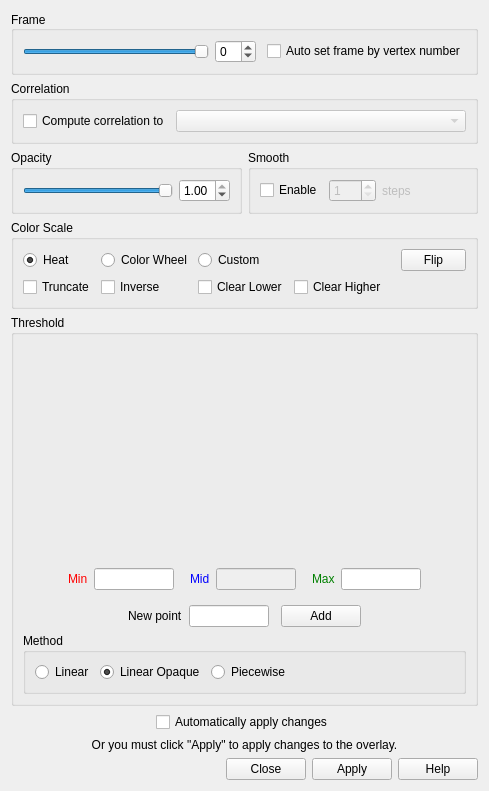
Above: freeview/WindowConfigureOverlay.ui from freesurfer/freesurfer before the change. Below: the same form after it.
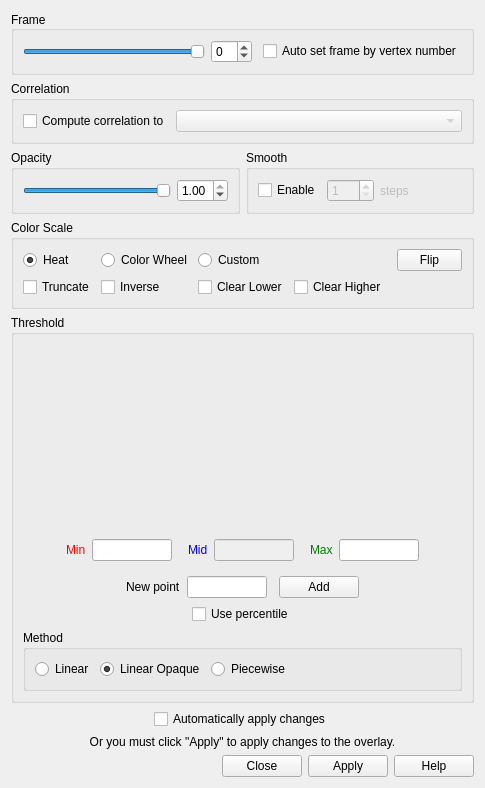
That is the form after the change. Custom widgets are drawn as their Qt base class.

Commit message: Added percentile option for overlay configuration. Added '-noquit' command-line option to not quit after taking screenshot

```diff
--- a/freeview/WindowConfigureOverlay.ui
+++ b/freeview/WindowConfigureOverlay.ui
@@ -6,8 +6,8 @@
    <rect>
     <x>0</x>
     <y>0</y>
-    <width>489</width>
-    <height>791</height>
+    <width>485</width>
+    <height>771</height>
    </rect>
   </property>
   <property name="windowTitle">
@@ -330,7 +330,7 @@
         <property name="minimumSize">
          <size>
           <width>0</width>
-          <height>200</height>
+          <height>180</height>
          </size>
         </property>
        </widget>
@@ -536,6 +536,43 @@
         </layout>
        </widget>
       </item>
+      <item>
+       <layout class="QHBoxLayout" name="horizontalLayout_8">
+        <item>
+         <spacer name="horizontalSpacer_14">
+          <property name="orientation">
+           <enum>Qt::Horizontal</enum>
+          </property>
+          <property name="sizeHint" stdset="0">
+           <size>
+            <width>5</width>
+            <height>5</height>
+           </size>
+          </property>
+         </spacer>
+        </item>
+        <item>
+         <widget class="QCheckBox" name="checkBoxUsePercentile">
+          <property name="text">
+           <string>Use percentile</string>
+          </property>
+         </widget>
+        </item>
+        <item>
+         <spacer name="horizontalSpacer_15">
+          <property name="orientation">
+           <enum>Qt::Horizontal</enum>
+          </property>
+          <property name="sizeHint" stdset="0">
+           <size>
+            <width>5</width>
+            <height>5</height>
+           </size>
+          </property>
+         </spacer>
+        </item>
+       </layout>
+      </item>
       <item>
        <widget class="QGroupBox" name="groupBox_4">
         <property name="title">
```
Left out of the diff: 117 changed lines with no effect on the pictures. The commit also changes 5 other files.
